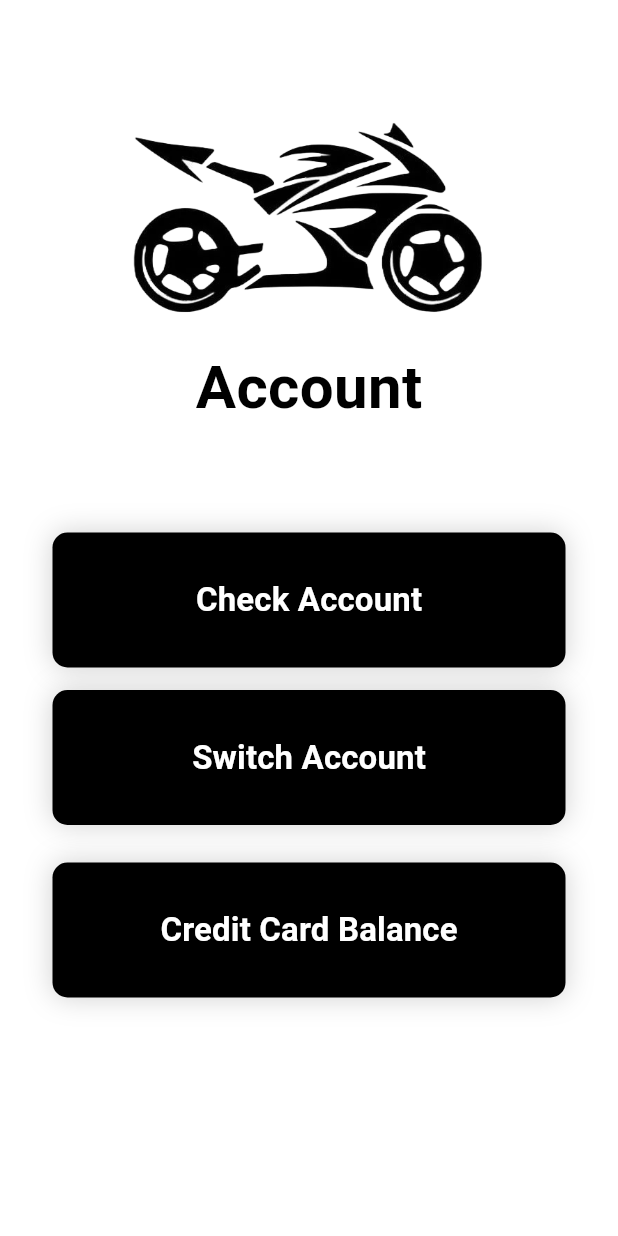
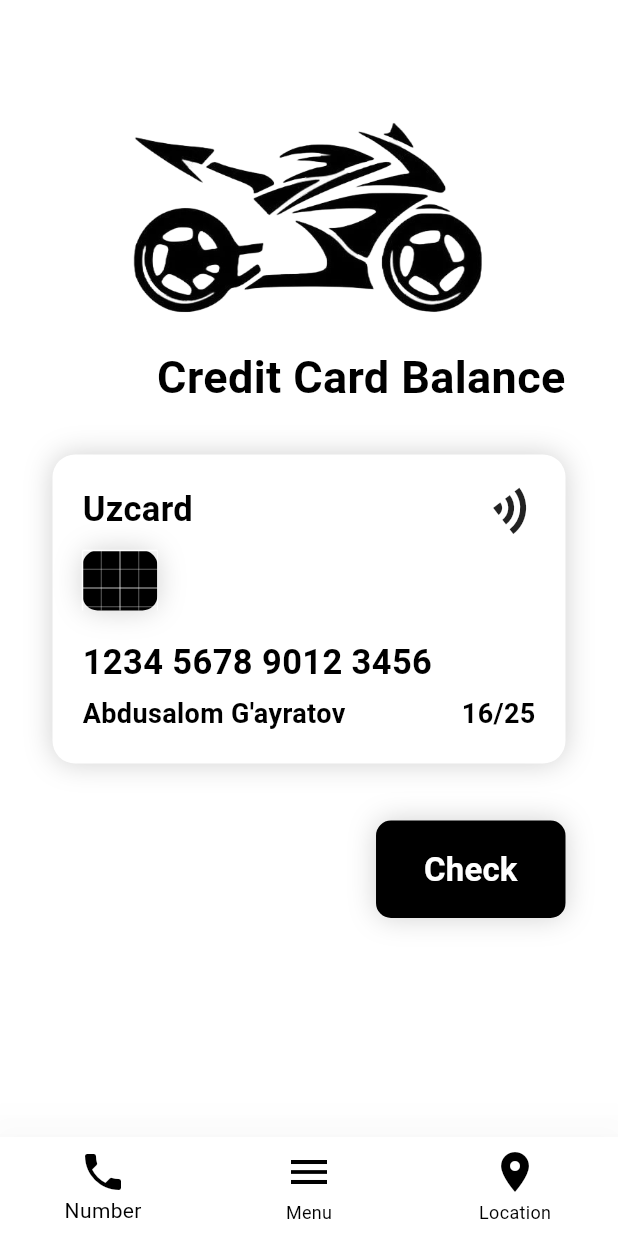
Before and after one commit to Abdusalom-mobile-developer/flutter_practice36_hw2_Navigation, a Flutter app: the screen it shows after launch, on a phone screen of 412 x 824 dp. Run offline on Flutter 3.47's test engine with Material 3 defaults, Android fonts, the phone set to English and light mode, and no system bars.

Commit message:
Created new Screen where users can see their credit card informations.

```diff
--- a/lib/main.dart
+++ b/lib/main.dart
@@ -2,6 +2,7 @@ import 'package:flutter/material.dart';
 import 'package:flutter_practice36_hw2/screens/login_screen.dart';
 import 'package:flutter_practice36_hw2/screens/retry_screen.dart';
 import 'package:flutter_practice36_hw2/screens/view_account.dart';
+import 'package:flutter_practice36_hw2/screens/view_card_screen.dart';
 
 void main() {
   runApp(MyApp());
@@ -21,11 +22,12 @@ class _MyAppState extends State<MyApp> {
   Widget build(BuildContext context) {
     return MaterialApp(
       debugShowCheckedModeBanner: false,
-      home: const ViewAccount(),
+      home: const ViewCardScreen(),
       routes: {
         LoginScreen.id: (context) => const LoginScreen(),
         RetryScreen.id: (context) => const RetryScreen(),
-        ViewAccount.id: (context) => const ViewAccount(),
+        ViewAccountScreen.id: (context) => const ViewAccountScreen(),
+        ViewCardScreen.id: (context) => const ViewCardScreen(),
       },
     );
   }
--- a/lib/screens/view_account.dart
+++ b/lib/screens/view_account.dart
@@ -1,16 +1,42 @@
 import 'package:flutter/material.dart';
 
-class ViewAccount extends StatefulWidget {
+class ViewAccountScreen extends StatefulWidget {
   static const String id = "view_account_screen";
-  const ViewAccount({
+  const ViewAccountScreen({
     super.key,
   });
 
   @override
-  State<ViewAccount> createState() => _ViewAccountState();
+  State<ViewAccountScreen> createState() => _ViewAccountScreenState();
 }
 
-class _ViewAccountState extends State<ViewAccount> {
+class _ViewAccountScreenState extends State<ViewAccountScreen> {
+  int _currentIndex = 0;
+  Widget _buttonMaker(String content) {
+    return Container(
+        height: 80,
+        width: double.infinity,
+        margin: const EdgeInsets.only(bottom: 18),
+        decoration: BoxDecoration(
+            borderRadius: BorderRadius.circular(10),
+            color: Colors.black,
+            boxShadow: [
+              BoxShadow(
+                  color: Colors.black.withOpacity(0.18),
+                  blurRadius: 15,
+                  offset: const Offset(0, 0))
+            ]),
+        child: TextButton(
+            onPressed: () {},
+            child: Text(
+              content,
+              style: const TextStyle(
+                  color: Colors.white,
+                  fontSize: 22,
+                  fontWeight: FontWeight.bold),
+            )));
+  }
+
   @override
   Widget build(BuildContext context) {
     return Scaffold(
@@ -44,76 +70,47 @@ class _ViewAccountState extends State<ViewAccount> {
               const SizedBox(
                 height: 38,
               ),
-              Container(
-                  height: 90,
-                  width: double.infinity,
-                  margin: const EdgeInsets.only(bottom: 15),
-                  decoration: BoxDecoration(
-                      borderRadius: BorderRadius.circular(10),
-                      color: Colors.black,
-                      boxShadow: [
-                        BoxShadow(
-                            color: Colors.black.withOpacity(0.18),
-                            blurRadius: 15,
-                            offset: const Offset(0, 0))
-                      ]),
-                  child: TextButton(
-                      onPressed: () {},
-                      child: const Text(
-                        "Check Account",
-                        style: TextStyle(
-                            color: Colors.white,
-                            fontSize: 22,
-                            fontWeight: FontWeight.bold),
-                      ))),
-              Container(
-                  height: 90,
-                  width: double.infinity,
-                  margin: const EdgeInsets.only(bottom: 25),
-                  decoration: BoxDecoration(
-                      borderRadius: BorderRadius.circular(10),
-                      color: Colors.black,
-                      boxShadow: [
-                        BoxShadow(
-                            color: Colors.black.withOpacity(0.18),
-                            blurRadius: 15,
-                            offset: const Offset(0, 0))
-                      ]),
-                  child: TextButton(
-                      onPressed: () {},
-                      child: const Text(
-                        "Switch Account",
-                        style: TextStyle(
-                            color: Colors.white,
-                            fontSize: 22,
-                            fontWeight: FontWeight.bold),
-                      ))),
-              Container(
-                  height: 90,
-                  width: double.infinity,
-                  margin: const EdgeInsets.only(bottom: 25),
-                  decoration: BoxDecoration(
-                      borderRadius: BorderRadius.circular(10),
-                      color: Colors.black,
-                      boxShadow: [
-                        BoxShadow(
-                            color: Colors.black.withOpacity(0.18),
-                            blurRadius: 15,
-                            offset: const Offset(0, 0))
-                      ]),
-                  child: TextButton(
-                      onPressed: () {},
-                      child: const Text(
-                        "Credit Card Balance",
-                        style: TextStyle(
-                            color: Colors.white,
-                            fontSize: 22,
-                            fontWeight: FontWeight.bold),
-                      )))
+              _buttonMaker("Check Account"),
+              _buttonMaker("Switch Account"),
+              _buttonMaker("Credit Card Balance"),
             ],
           ),
         ),
       ),
+      bottomNavigationBar: BottomNavigationBar(
+          selectedItemColor: Colors.black,
+          unselectedItemColor: Colors.black,
+          onTap: (value) {
+            setState(() {
+              _currentIndex = value;
+            });
+          },
+          currentIndex: _currentIndex,
+          backgroundColor: Colors.white,
+          elevation: 35,
+          items: const [
+            BottomNavigationBarItem(
+                label: "Number",
+                icon: Icon(
+                  Icons.phone,
+                  size: 32,
+                  color: Colors.black,
+                )),
+            BottomNavigationBarItem(
+                label: "Menu",
+                icon: Icon(
+                  Icons.menu,
+                  size: 32,
+                  color: Colors.black,
+                )),
+            BottomNavigationBarItem(
+                label: "Location",
+                icon: Icon(
+                  Icons.location_on,
+                  size: 32,
+                  color: Colors.black,
+                ))
+          ]),
     );
   }
 }
--- /dev/null
+++ b/lib/screens/view_card_screen.dart
@@ -0,0 +1,213 @@
+import 'package:flutter/material.dart';
+
+class ViewCardScreen extends StatefulWidget {
+  static const String id = "view_card_screen";
+  const ViewCardScreen({
+    super.key,
+  });
+
+  @override
+  State<ViewCardScreen> createState() => _ViewCardScreenState();
+}
+
+class _ViewCardScreenState extends State<ViewCardScreen> {
+  int _currentIndex = 0;
+  Widget _buttonMaker(String content) {
+    return Container(
+        height: 65,
+        padding: const EdgeInsets.symmetric(horizontal: 20),
+        margin: const EdgeInsets.only(bottom: 18),
+        decoration: BoxDecoration(
+            borderRadius: BorderRadius.circular(10),
+            color: Colors.black,
+            boxShadow: [
+              BoxShadow(
+                  color: Colors.black.withOpacity(0.18),
+                  blurRadius: 15,
+                  offset: const Offset(0, 0))
+            ]),
+        child: TextButton(
+            onPressed: () {},
+            child: Text(
+              content,
+              style: const TextStyle(
+                  color: Colors.white,
+                  fontSize: 22,
+                  fontWeight: FontWeight.bold),
+            )));
+  }
+
+  @override
+  Widget build(BuildContext context) {
+    return Scaffold(
+      backgroundColor: Colors.white,
+      body: Container(
+        margin: const EdgeInsets.symmetric(horizontal: 35, vertical: 60),
+        child: SingleChildScrollView(
+          child: Column(
+            crossAxisAlignment: CrossAxisAlignment.end,
+            children: [
+              const Image(
+                image: AssetImage("assets/images/logo3.png"),
+                height: 200,
+                width: double.infinity,
+                fit: BoxFit.cover,
+              ),
+              Transform.translate(
+                offset: const Offset(0, -30),
+                child: const Column(
+                  crossAxisAlignment: CrossAxisAlignment.end,
+                  children: [
+                    Text(
+                      "Credit Card Balance",
+                      style: TextStyle(
+                          color: Colors.black,
+                          fontSize: 30,
+                          fontWeight: FontWeight.bold),
+                    )
+                  ],
+                ),
+              ),
+              Container(
+                width: double.infinity,
+                height: MediaQuery.of(context).size.height / 4,
+                padding: const EdgeInsets.all(20),
+                decoration: BoxDecoration(
+                    color: Colors.white,
+                    borderRadius: BorderRadius.circular(15),
+                    boxShadow: [
+                      BoxShadow(
+                          color: Colors.black.withOpacity(0.18),
+                          blurRadius: 15,
+                          offset: const Offset(0, 0)),
+                    ]),
+                child: Column(
+                  crossAxisAlignment: CrossAxisAlignment.start,
+                  mainAxisAlignment: MainAxisAlignment.spaceBetween,
+                  children: [
+                    Column(
+                      crossAxisAlignment: CrossAxisAlignment.start,
+                      children: [
+                        Row(
+                          mainAxisAlignment: MainAxisAlignment.spaceBetween,
+                          children: [
+                            const Text(
+                              "Uzcard",
+                              style: TextStyle(
+                                  color: Colors.black,
+                                  fontSize: 23,
+                                  fontWeight: FontWeight.w700),
+                            ),
+                            Transform.rotate(
+                              angle: 1.7,
+                              child: Icon(
+                                Icons.wifi,
+                                size: 34,
+                              ),
+                            )
+                          ],
+                        ),
+                        const SizedBox(
+                          height: 10,
+                        ),
+                        GridPaper(
+                          color: Colors.white,
+                          subdivisions: 4,
+                          child: Container(
+                            height: 40,
+                            width: 50,
+                            decoration: BoxDecoration(
+                                color: Colors.black,
+                                borderRadius: BorderRadius.circular(10),
+                                boxShadow: [
+                                  BoxShadow(
+                                      color: Colors.black.withOpacity(0.18),
+                                      blurRadius: 15,
+                                      offset: const Offset(0, 0))
+                                ]),
+                          ),
+                        ),
+                      ],
+                    ),
+                    const Column(
+                      crossAxisAlignment: CrossAxisAlignment.start,
+                      children: [
+                        Text(
+                          "1234 5678 9012 3456",
+                          style: TextStyle(
+                              color: Colors.black,
+                              fontSize: 23,
+                              fontWeight: FontWeight.w700),
+                        ),
+                        SizedBox(
+                          height: 5,
+                        ),
+                        Row(
+                          mainAxisAlignment: MainAxisAlignment.spaceBetween,
+                          children: [
+                            Text(
+                              "Abdusalom G'ayratov",
+                              style: TextStyle(
+                                  color: Colors.black,
+                                  fontSize: 18,
+                                  fontWeight: FontWeight.w700),
+                            ),
+                            Text(
+                              "16/25",
+                              style: TextStyle(
+                                  color: Colors.black,
+                                  fontSize: 18,
+                                  fontWeight: FontWeight.w700),
+                            ),
+                          ],
+                        ),
+                      ],
+                    )
+                  ],
+                ),
+              ),
+              const SizedBox(
+                height: 38,
+              ),
+              _buttonMaker("Check"),
+            ],
+          ),
+        ),
+      ),
+      bottomNavigationBar: BottomNavigationBar(
+          selectedItemColor: Colors.black,
+          unselectedItemColor: Colors.black,
+          onTap: (value) {
+            setState(() {
+              _currentIndex = value;
+            });
+          },
+          currentIndex: _currentIndex,
+          backgroundColor: Colors.white,
+          elevation: 35,
+          items: const [
+            BottomNavigationBarItem(
+                label: "Number",
+                icon: Icon(
+                  Icons.phone,
+                  size: 32,
+                  color: Colors.black,
+                )),
+            BottomNavigationBarItem(
+                label: "Menu",
+                icon: Icon(
+                  Icons.menu,
+                  size: 32,
+                  color: Colors.black,
+                )),
+            BottomNavigationBarItem(
+                label: "Location",
+                icon: Icon(
+                  Icons.location_on,
+                  size: 32,
+                  color: Colors.black,
+                ))
+          ]),
+    );
+  }
+}
```
